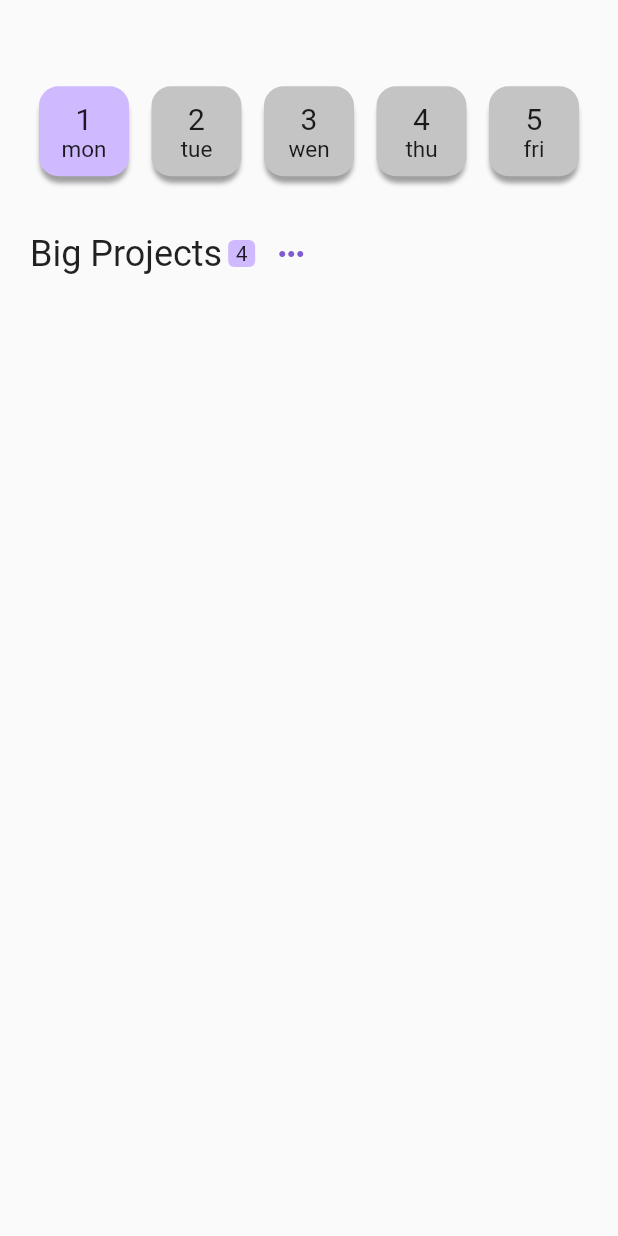
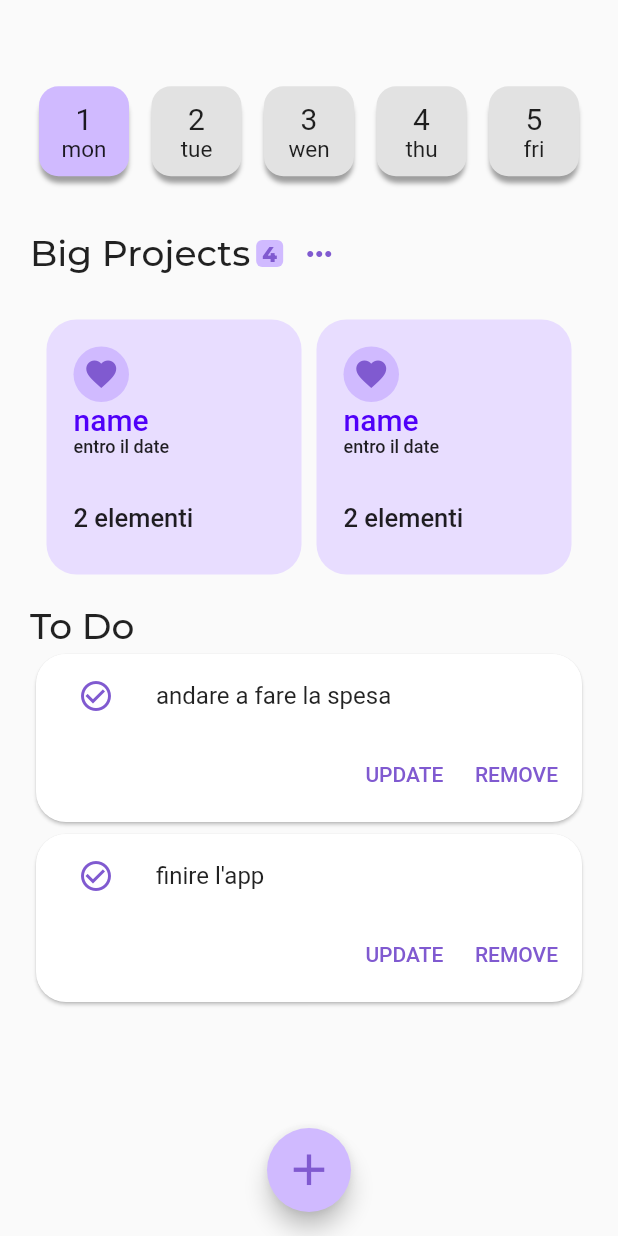
Before and after one commit to johnny2101/tda, a Flutter app: the screen it shows after launch, on a phone screen of 412 x 824 dp. Run offline on Flutter 3.47's test engine with Material 2 defaults, Android fonts, the phone set to English and light mode, and no system bars; our stand-ins replace google_fonts; missing offline and left inert: dart:ffi.

Commit message:
first commit

```diff
--- /dev/null
+++ b/to_do_app/lib/elements/BigProject.dart
@@ -0,0 +1,79 @@
+import 'package:flutter/material.dart';
+
+class BigProject extends StatelessWidget {
+  const BigProject(
+      {Key? key,
+      required this.name,
+      required this.date,
+      required this.elements})
+      : super(key: key);
+
+  final String name;
+  final String date;
+  final int elements;
+
+  @override
+  Widget build(BuildContext context) {
+    return Container(
+      height: 170,
+      width: 170,
+      decoration: const BoxDecoration(
+        color: Color.fromRGBO(232, 221, 255, 1),
+        borderRadius: BorderRadius.all(
+          Radius.circular(20.0),
+        ),
+        /* boxShadow: [
+          BoxShadow(
+            color: Colors.grey.withOpacity(1),
+            spreadRadius: -1,
+            blurRadius: 2,
+            offset: Offset(0, 5), // changes position of shadow
+          ),
+        ], */
+      ),
+      child: Padding(
+        padding: const EdgeInsets.all(18.0),
+        child: Column(
+          crossAxisAlignment: CrossAxisAlignment.start,
+          children: <Widget>[
+            Container(
+              height: 37,
+              width: 37,
+              child: const Icon(
+                Icons.favorite,
+                color: Color.fromRGBO(128, 90, 208, 1),
+              ),
+              decoration: const BoxDecoration(
+                color: Color.fromRGBO(208, 186, 255, 1),
+                borderRadius: BorderRadius.all(
+                  Radius.circular(20.0),
+                ),
+              ),
+            ),
+            Text(
+              name,
+              style: const TextStyle(
+                fontSize: 20,
+                fontWeight: FontWeight.w500,
+                color: Color.fromRGBO(80, 0, 249, 1),
+              ),
+            ),
+            Text(
+              "entro il $date",
+              style: TextStyle(
+                fontSize: 12,
+                fontWeight: FontWeight.w500,
+              ),
+            ),
+            SizedBox(height: 30),
+            Text("$elements elementi",
+                style: TextStyle(
+                  fontSize: 17,
+                  fontWeight: FontWeight.w500,
+                )),
+          ],
+        ),
+      ),
+    );
+  }
+}
--- a/to_do_app/lib/elements/bigCounter.dart
+++ b/to_do_app/lib/elements/bigCounter.dart
@@ -1,4 +1,5 @@
 import 'package:flutter/material.dart';
+import 'package:google_fonts/google_fonts.dart';
 
 class BigCounter extends StatelessWidget {
   const BigCounter({Key? key, required this.cont}) : super(key: key);
@@ -8,7 +9,15 @@ class BigCounter extends StatelessWidget {
   @override
   Widget build(BuildContext context) {
     return Container(
-      child: Center(child: Text("$cont")),
+      child: Center(
+        child: Text(
+          "$cont",
+          style: GoogleFonts.montserrat(
+            fontWeight: FontWeight.w800,
+            color: Color.fromRGBO(128, 90, 208, 1),
+          ),
+        ),
+      ),
       height: 18,
       width: 18,
       margin: EdgeInsets.only(left: 4),
--- a/to_do_app/lib/elements/day.dart
+++ b/to_do_app/lib/elements/day.dart
@@ -39,7 +39,7 @@ class Day extends StatelessWidget {
       height: 60,
       width: 60,
       decoration: BoxDecoration(
-        color: active != null ?Color.fromRGBO(208, 186, 255, 1) : Color.fromARGB(255, 196, 196, 196),
+        color: active != null ?Color.fromRGBO(208, 186, 255, 1) : Color.fromARGB(255, 226, 226, 226),
         borderRadius: BorderRadius.all(
           Radius.circular(13.0),
         ),
--- /dev/null
+++ b/to_do_app/lib/elements/toDo.dart
@@ -0,0 +1,73 @@
+import 'package:flutter/material.dart';
+
+class ToDos extends StatefulWidget {
+  final String Ctitle;
+  const ToDos({Key? key, required this.Ctitle}) : super(key: key);
+
+
+
+  @override
+  State<ToDos> createState() => _ToDosState();
+}
+
+class _ToDosState extends State<ToDos> {
+  bool check = false;
+
+  @override
+  Widget build(BuildContext context) {
+    return Container(
+      height: 120,
+      child: Card(
+
+        shape: RoundedRectangleBorder(
+          borderRadius: BorderRadius.circular(20),
+
+        ),
+        child: Column(
+          mainAxisSize: MainAxisSize.min,
+          children: <Widget>[
+            ListTile(
+              leading: IconButton(
+                onPressed: () {
+                  setState(() {
+                    check = !check;
+                  });
+                },
+                icon: Icon(check
+                    ? Icons.check_circle_rounded
+                    : Icons.check_circle_outline),
+                color: Color.fromRGBO(128, 90, 208, 1),
+              ),
+              title: Text(widget.Ctitle),
+            ),
+            Row(
+              mainAxisAlignment: MainAxisAlignment.end,
+              children: <Widget>[
+                TextButton(
+                  child: const Text(
+                    'UPDATE',
+                    style: TextStyle(
+                      color: Color.fromRGBO(128, 90, 208, 1),
+                    ),
+                  ),
+                  onPressed: () {/* ... */},
+                ),
+                const SizedBox(width: 5),
+                TextButton(
+                  child: const Text(
+                    'REMOVE',
+                    style: TextStyle(
+                      color: Color.fromRGBO(128, 90, 208, 1),
+                    ),
+                  ),
+                  onPressed: () {/* ... */},
+                ),
+                const SizedBox(width: 8),
+              ],
+            ),
+          ],
+        ),
+      ),
+    );
+  }
+}
--- a/to_do_app/lib/main.dart
+++ b/to_do_app/lib/main.dart
@@ -1,6 +1,9 @@
 import 'package:flutter/material.dart';
+import 'package:to_do_app/elements/BigProject.dart';
 import 'package:to_do_app/elements/bigCounter.dart';
 import 'package:to_do_app/elements/day.dart';
+import 'package:google_fonts/google_fonts.dart';
+import 'package:to_do_app/elements/toDo.dart';
 
 void main() {
   runApp(const MyApp());
@@ -72,8 +75,13 @@ class ToDo extends StatelessWidget {
                         horizontal: 20), //apply padding to all four sides
                     child: Row(
                       children: [
-                      const Text("Big Projects",
-                          style: TextStyle(fontSize: 24)),
+                        Text(
+                          "Big Projects",
+                          style: GoogleFonts.montserrat(
+                            fontSize: 24,
+                            fontWeight: FontWeight.w500,
+                          ),
+                        ),
                         BigCounter(cont: 4),
                         IconButton(
                           onPressed: () {},
@@ -86,10 +94,59 @@ class ToDo extends StatelessWidget {
                     ),
                   ),
                 ),
+                Padding(
+                  padding:
+                      const EdgeInsets.symmetric(horizontal: 20, vertical: 20),
+                  child: Row(
+                    mainAxisAlignment: MainAxisAlignment.center,
+                    children: <Widget>[
+                      BigProject(name: "name", date: "date", elements: 2),
+                      SizedBox(
+                        width: 10,
+                      ),
+                      BigProject(name: "name", date: "date", elements: 2),
                     ],
                   ),
                 ),
+                Padding(
+                  padding: const EdgeInsets.symmetric(
+                      horizontal: 20), //apply padding to all four sides
+                  child: Row(
+                    children: [
+                      Text(
+                        "To Do",
+                        style: GoogleFonts.montserrat(
+                          fontSize: 24,
+                          fontWeight: FontWeight.w500,
                         ),
+                      ),
+                    ],
+                  ),
+                ),
+                Padding(
+                  padding: const EdgeInsets.symmetric(horizontal: 20),
+                  child: Column(
+                    children: <Widget>[
+                      ToDos(
+                        Ctitle: "andare a fare la spesa",
+                      ),
+                      ToDos(
+                        Ctitle: "finire l'app",
+                      ),
+                    ],
+                  ),
+                ),
+              ],
+            ),
+          ),
+          floatingActionButton: FloatingActionButton(
+            onPressed: () {},
+            backgroundColor: Color.fromRGBO(208, 186, 255, 1),
+            foregroundColor: Color.fromRGBO(128, 90, 208, 1),
+            child: Icon(Icons.add, size: 35,),
+          ),
+          floatingActionButtonLocation:
+              FloatingActionButtonLocation.centerFloat),
     );
   }
 }
--- a/to_do_app/pubspec.yaml
+++ b/to_do_app/pubspec.yaml
@@ -29,6 +29,7 @@ environment:
 dependencies:
   flutter:
     sdk: flutter
+  google_fonts: ^2.3.1
 
 
   # The following adds the Cupertino Icons font to your application.
```
Also changed, not shown: to_do_app/pubspec.lock. Lines whose indentation alone changed are shown as unchanged.
